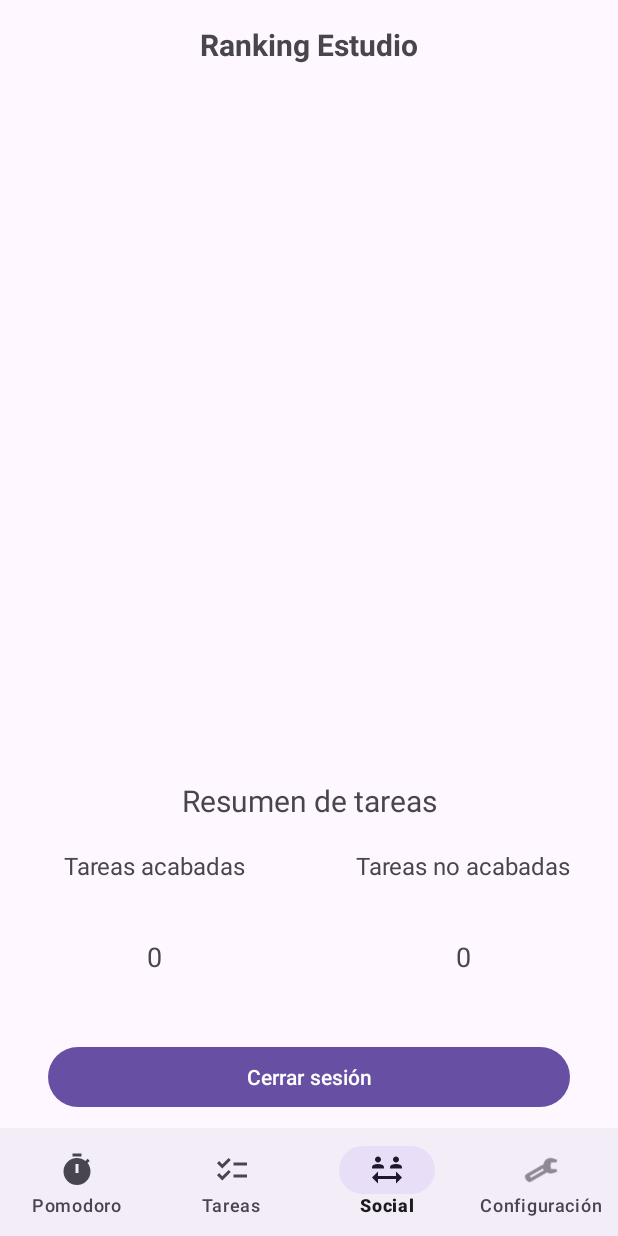
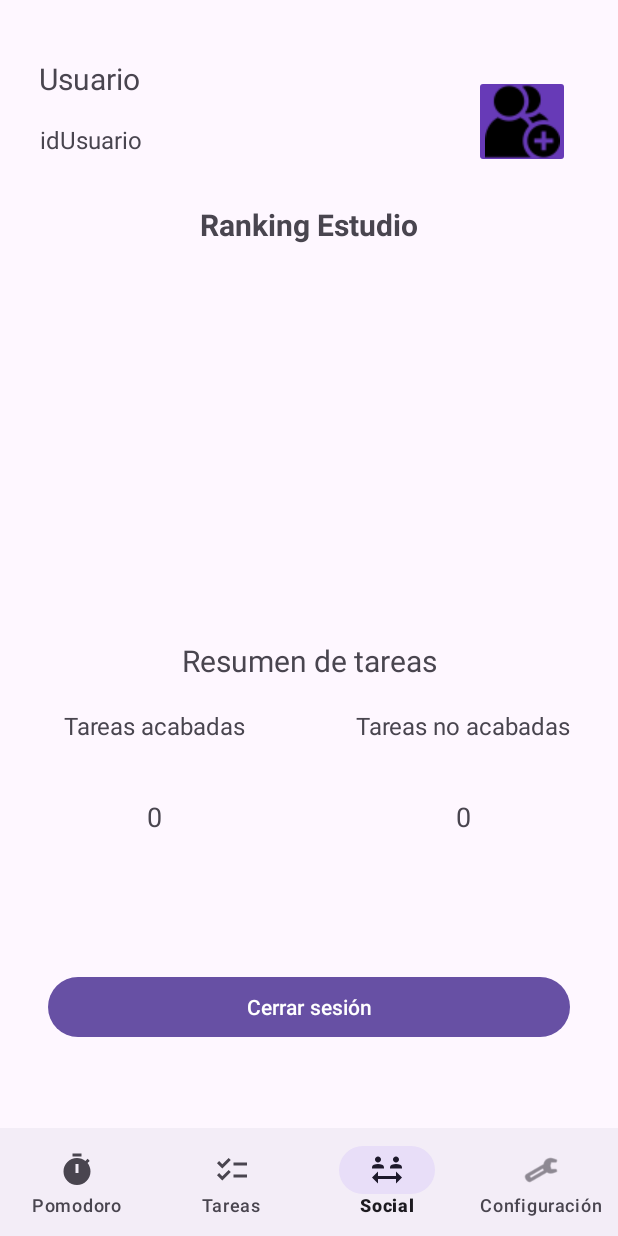
Before and after one commit to pelazas/ProductivityApp, an Android app: the screen it shows after launch once a user with an empty profile is signed in (MainActivity), item 3 of the bottom bar chosen, on a phone screen of 412 x 824 dp. Run offline under Robolectric (Android 15) with nearby library versions, the phone set to English and light mode, and no system bars; our stand-ins replace Firebase (no records; nobody signed in at launch, a user with empty details on screens opened directly), Room's generated code.

Commit message:
modificaciones social fragment

```diff
--- a/app/src/main/res/layout/fragment_social.xml
+++ b/app/src/main/res/layout/fragment_social.xml
@@ -1,38 +1,39 @@
 <?xml version="1.0" encoding="utf-8"?>
-<androidx.constraintlayout.widget.ConstraintLayout
-    xmlns:android="http://schemas.android.com/apk/res/android"
+<androidx.constraintlayout.widget.ConstraintLayout xmlns:android="http://schemas.android.com/apk/res/android"
     xmlns:app="http://schemas.android.com/apk/res-auto"
     xmlns:tools="http://schemas.android.com/tools"
+    android:id="@+id/txIdUsuario"
     android:layout_width="match_parent"
     android:layout_height="match_parent"
     tools:context=".presentacion.social.SocialFragment">
 
     <!-- Title -->
+
+    <!-- RecyclerView -->
+
     <TextView
         android:id="@+id/titleTextView"
         android:layout_width="wrap_content"
         android:layout_height="wrap_content"
+        android:layout_marginTop="136dp"
         android:text="Ranking Estudio"
         android:textSize="20sp"
         android:textStyle="bold"
-        android:layout_marginTop="16dp"
-        app:layout_constraintTop_toTopOf="parent"
+        app:layout_constraintEnd_toEndOf="parent"
         app:layout_constraintStart_toStartOf="parent"
-        app:layout_constraintEnd_toEndOf="parent"
-        app:layout_constraintHorizontal_bias="0.5" />
+        app:layout_constraintTop_toTopOf="parent" />
 
-    <!-- RecyclerView -->
     <androidx.recyclerview.widget.RecyclerView
         android:id="@+id/recyclerView"
-        android:layout_width="0dp"
-        android:layout_height="0dp"
+        android:layout_width="406dp"
+        android:layout_height="255dp"
         android:layout_marginTop="8dp"
-        app:layout_constraintTop_toBottomOf="@+id/titleTextView"
+        android:divider="@android:color/black"
+        android:dividerHeight="1dp"
+        app:layout_constraintBottom_toTopOf="@+id/txResumenTareas"
+        app:layout_constraintEnd_toEndOf="parent"
         app:layout_constraintStart_toStartOf="parent"
-        app:layout_constraintEnd_toEndOf="parent"
-        app:layout_constraintBottom_toTopOf="@+id/txResumenTareas"
-        android:divider="@android:color/black"
-        android:dividerHeight="1dp"/>
+        app:layout_constraintTop_toBottomOf="@+id/titleTextView" />
 
     <!-- Text "Resumen de tareas" -->
     <TextView
@@ -41,9 +42,9 @@
         android:layout_height="36dp"
         android:text="Resumen de tareas"
         android:textSize="20sp"
+        app:layout_constraintEnd_toEndOf="parent"
+        app:layout_constraintStart_toStartOf="parent"
         app:layout_constraintTop_toBottomOf="@+id/recyclerView"
-        app:layout_constraintStart_toStartOf="parent"
-        app:layout_constraintEnd_toEndOf="parent"
         app:layout_constraintVertical_bias="0.71" />
 
     <!-- Labels for "Tareas acabadas" and "Tareas no acabadas" -->
@@ -52,9 +53,9 @@
         android:layout_width="match_parent"
         android:layout_height="wrap_content"
         android:orientation="horizontal"
-        app:layout_constraintTop_toBottomOf="@+id/txResumenTareas"
+        app:layout_constraintEnd_toEndOf="parent"
         app:layout_constraintStart_toStartOf="parent"
-        app:layout_constraintEnd_toEndOf="parent">
+        app:layout_constraintTop_toBottomOf="@+id/txResumenTareas">
 
         <!-- Label for "Tareas acabadas" -->
         <TextView
@@ -82,9 +83,9 @@
         android:layout_width="match_parent"
         android:layout_height="80dp"
         android:orientation="horizontal"
-        app:layout_constraintTop_toBottomOf="@+id/layoutLabels"
+        app:layout_constraintEnd_toEndOf="parent"
         app:layout_constraintStart_toStartOf="parent"
-        app:layout_constraintEnd_toEndOf="parent">
+        app:layout_constraintTop_toBottomOf="@+id/layoutLabels">
 
         <!-- Number for "Tareas acabadas" -->
         <TextView
@@ -121,4 +122,43 @@
         app:layout_constraintStart_toStartOf="parent"
         app:layout_constraintTop_toBottomOf="@+id/layoutNumbers" />
 
+    <TextView
+        android:id="@+id/txUsuario"
+        android:layout_width="131dp"
+        android:layout_height="34dp"
+        android:text="Usuario"
+        android:textSize="20sp"
+        app:layout_constraintBottom_toTopOf="@+id/textView2"
+        app:layout_constraintEnd_toEndOf="parent"
+        app:layout_constraintHorizontal_bias="0.092"
+        app:layout_constraintStart_toStartOf="parent"
+        app:layout_constraintTop_toTopOf="parent"
+        app:layout_constraintVertical_bias="0.812" />
+
+    <TextView
+        android:id="@+id/textView2"
+        android:layout_width="280dp"
+        android:layout_height="30dp"
+        android:layout_marginBottom="24dp"
+        android:text="idUsuario"
+        android:textSize="16sp"
+        app:layout_constraintBottom_toTopOf="@+id/titleTextView"
+        app:layout_constraintEnd_toStartOf="@+id/btAddFriends"
+        app:layout_constraintHorizontal_bias="0.744"
+        app:layout_constraintStart_toStartOf="parent" />
+
+    <ImageButton
+        android:id="@+id/btAddFriends"
+        android:layout_width="64dp"
+        android:layout_height="62dp"
+        android:layout_marginTop="40dp"
+        android:layout_marginEnd="32dp"
+        android:backgroundTint="#673AB7"
+        android:contentDescription="NULL"
+        android:src="@drawable/addfriends"
+        app:layout_constraintBottom_toTopOf="@+id/titleTextView"
+        app:layout_constraintEnd_toEndOf="parent"
+        app:layout_constraintTop_toTopOf="parent"
+        app:layout_constraintVertical_bias="0.294" />
+
 </androidx.constraintlayout.widget.ConstraintLayout>
```
Also changed, not shown: app/src/main/res/drawable/addfriends.png (added).
